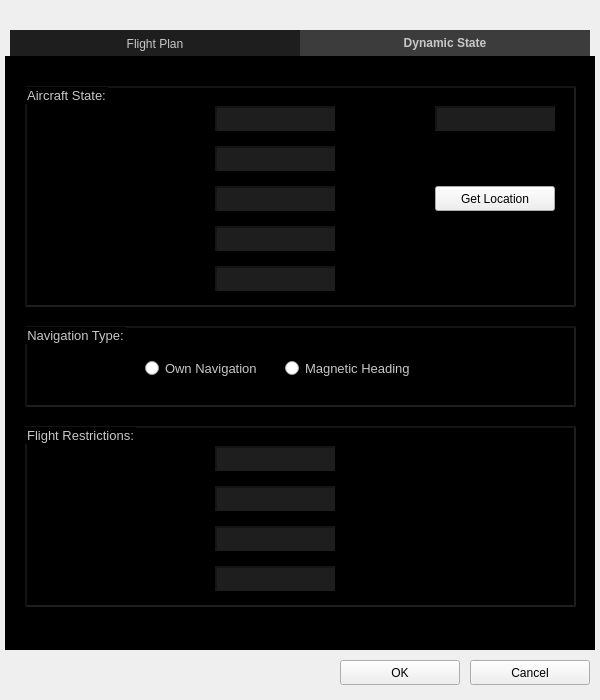
ignmiz/ATC_Console, file ui/dialogflightcreator.ui: the form before one commit.
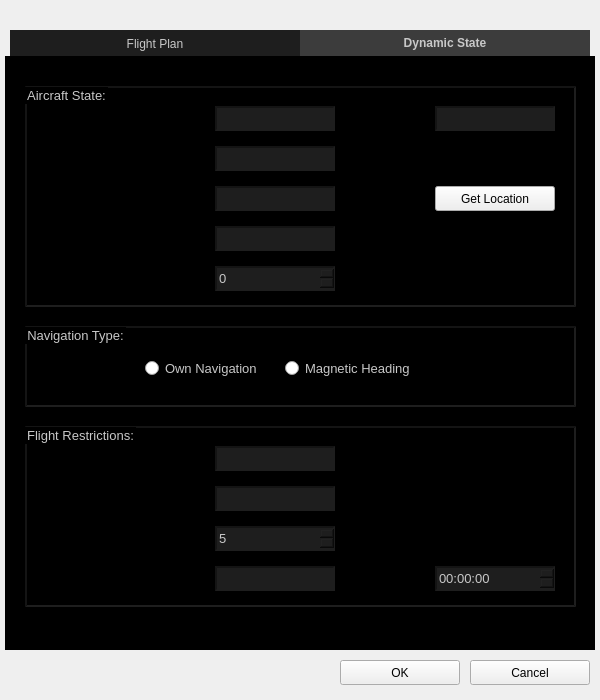
The form after the commit. The open tabs and pages were chosen to show the change.

Commit message: Implemented masks in DialogFlightCreator form

Patch:
```diff
--- a/ui/dialogflightcreator.ui
+++ b/ui/dialogflightcreator.ui
@@ -72,13 +72,23 @@
 	background: #282828;
 }
 
+QLineEdit:enabled
+{
+	color: #c8c8c8;
+	background-color: #1e1e1e;
+	border-style: inset;
+	border-width: 2px;
+	border-color: #141414;
+	font: 13px;
+}
+
 QLineEdit
 {
-	color: #c8c8c8;
-	background-color: #1e1e1e;
+	color: #323232;
+	background-color: #050505;
 	border-style: inset;
 	border-width: 2px;
-	border-color: #141414;
+	border-color: #0a0a0a;
 	font: 13px;
 }
 
@@ -119,6 +129,48 @@
 {
 	background: #1e1e1e;
 	border: none;
+}
+
+QTimeEdit:enabled
+{
+	color: #c8c8c8;
+	background-color: #1e1e1e;
+	border-style: inset;
+	border-width: 2px;
+	border-color: #141414;
+	selection-background-color: #060064;
+	font: 13px;
+}
+
+QTimeEdit
+{
+	color: #323232;
+	background-color: #050505;
+	border-style: inset;
+	border-width: 2px;
+	border-color: #0a0a0a;
+	font: 13px;
+}
+
+QSpinBox:enabled
+{
+	color: #c8c8c8;
+	background-color: #1e1e1e;
+	border-style: inset;
+	border-width: 2px;
+	border-color: #141414;
+	selection-background-color: #060064;
+	font: 13px;
+}
+
+QSpinBox
+{
+	color: #323232;
+	background-color: #050505;
+	border-style: inset;
+	border-width: 2px;
+	border-color: #0a0a0a;
+	font: 13px;
 }</string>
    </property>
    <property name="tabPosition">
@@ -758,16 +810,6 @@
        </rect>
       </property>
      </widget>
-     <widget class="QLineEdit" name="lineEditTrueHDG">
-      <property name="geometry">
-       <rect>
-        <x>190</x>
-        <y>180</y>
-        <width>120</width>
-        <height>25</height>
-       </rect>
-      </property>
-     </widget>
      <widget class="QLabel" name="labelSquawkCurrent">
       <property name="geometry">
        <rect>
@@ -807,6 +849,19 @@
        <string>Get Location</string>
       </property>
      </widget>
+     <widget class="QSpinBox" name="spinBoxTrueHDG">
+      <property name="geometry">
+       <rect>
+        <x>190</x>
+        <y>180</y>
+        <width>120</width>
+        <height>25</height>
+       </rect>
+      </property>
+      <property name="maximum">
+       <number>359</number>
+      </property>
+     </widget>
     </widget>
     <widget class="QGroupBox" name="groupBoxNavType">
      <property name="geometry">
@@ -943,16 +998,6 @@
        </rect>
       </property>
      </widget>
-     <widget class="QLineEdit" name="lineEditHeadingRes">
-      <property name="geometry">
-       <rect>
-        <x>190</x>
-        <y>100</y>
-        <width>120</width>
-        <height>25</height>
-       </rect>
-      </property>
-     </widget>
      <widget class="QLineEdit" name="lineEditNextFix">
       <property name="geometry">
        <rect>
@@ -963,6 +1008,70 @@
        </rect>
       </property>
      </widget>
+     <widget class="QLabel" name="labelSimulationStart">
+      <property name="geometry">
+       <rect>
+        <x>410</x>
+        <y>110</y>
+        <width>140</width>
+        <height>25</height>
+       </rect>
+      </property>
+      <property name="text">
+       <string>Simulation start time:</string>
+      </property>
+      <property name="alignment">
+       <set>Qt::AlignLeading|Qt::AlignLeft|Qt::AlignVCenter</set>
+      </property>
+     </widget>
+     <widget class="QLabel" name="labelTime">
+      <property name="geometry">
+       <rect>
+        <x>370</x>
+        <y>140</y>
+        <width>40</width>
+        <height>25</height>
+       </rect>
+      </property>
+      <property name="text">
+       <string>T + </string>
+      </property>
+      <property name="alignment">
+       <set>Qt::AlignRight|Qt::AlignTrailing|Qt::AlignVCenter</set>
+      </property>
+     </widget>
+     <widget class="QTimeEdit" name="timeEditSimulationStart">
+      <property name="geometry">
+       <rect>
+        <x>410</x>
+        <y>140</y>
+        <width>120</width>
+        <height>25</height>
+       </rect>
+      </property>
+      <property name="displayFormat">
+       <string>HH:mm:ss</string>
+      </property>
+     </widget>
+     <widget class="QSpinBox" name="spinBoxHeadingRes">
+      <property name="geometry">
+       <rect>
+        <x>190</x>
+        <y>100</y>
+        <width>120</width>
+        <height>25</height>
+       </rect>
+      </property>
+      <property name="minimum">
+       <number>5</number>
+      </property>
+      <property name="maximum">
+       <number>360</number>
+      </property>
+      <property name="singleStep">
+       <number>5</number>
+      </property>
+     </widget>
     </widget>
    </widget>
   </widget>
```
Left out of the diff: 65 changed lines with no effect on the pictures. The commit also changes 3 other files.
